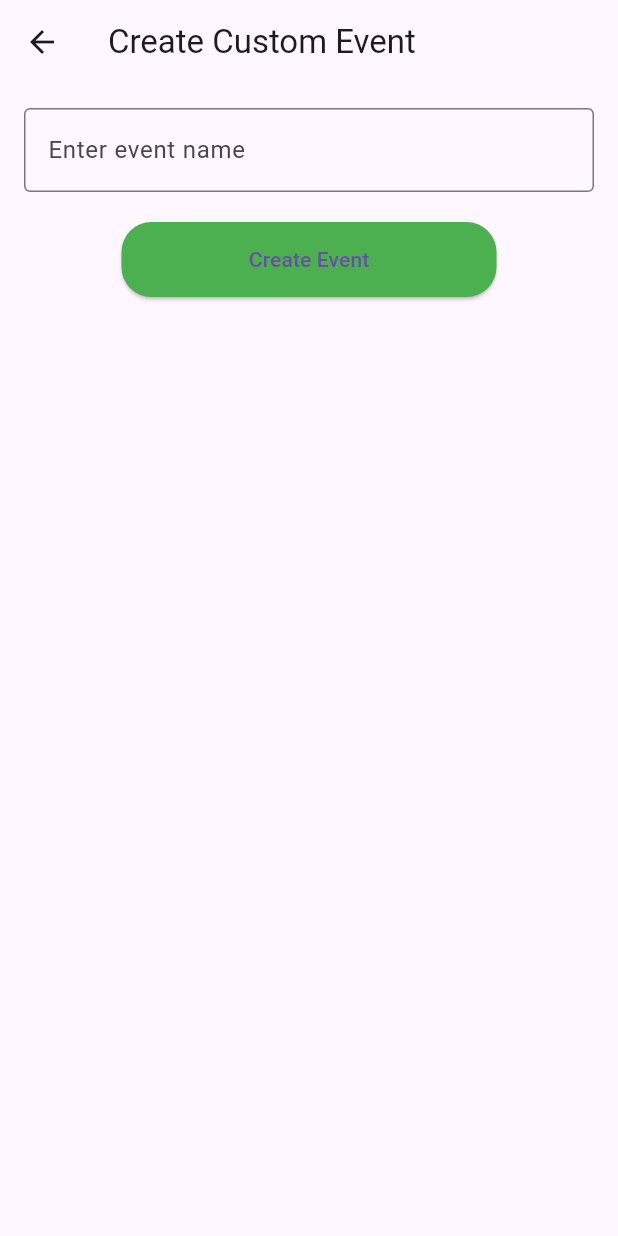
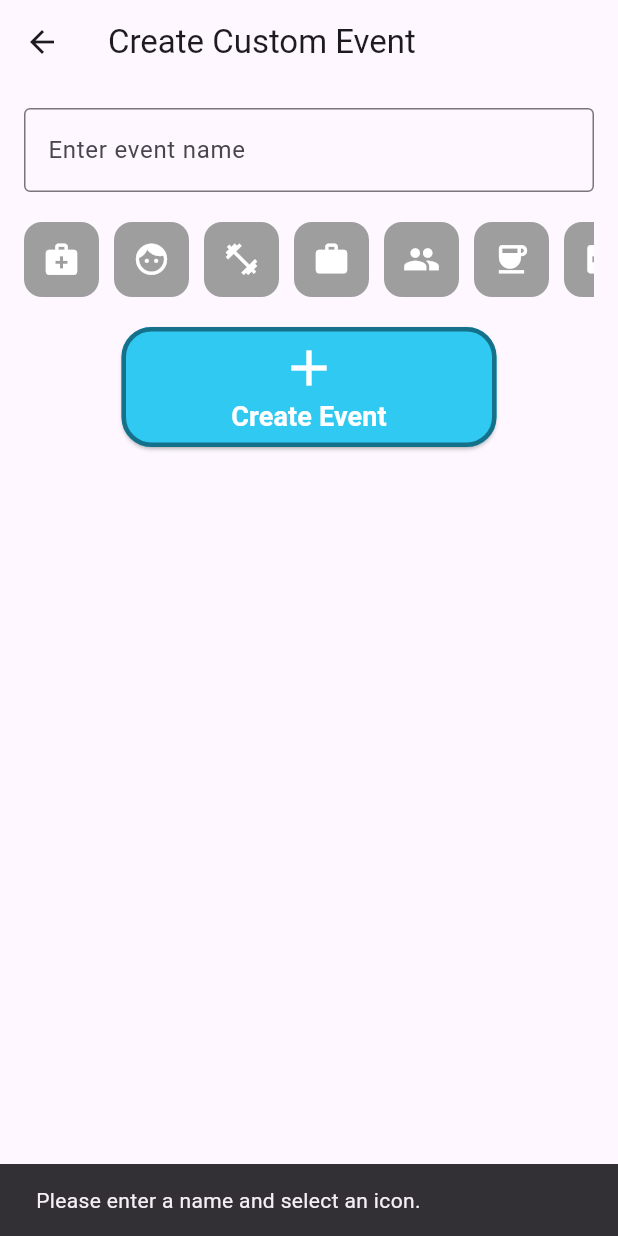
Before and after one commit to emmaframpton/Call-Companion, a Flutter app: the CreateCustomEvent screen opened directly, after a tap on "Create Event", on a phone screen of 412 x 824 dp. Run offline on Flutter 3.47's test engine with Material 3 defaults, Android fonts, the phone set to English and light mode, and no system bars.

Commit message:
create custom event started

```diff
--- a/lib/createcustomevent.dart
+++ b/lib/createcustomevent.dart
@@ -7,6 +7,19 @@ class CreateCustomEvent extends StatefulWidget {
 
 class _CreateCustomEventState extends State<CreateCustomEvent> {
   final TextEditingController _eventNameController = TextEditingController();
+  IconData? _selectedIcon;
+
+  final List<IconData> _availableIcons = [
+    Icons.medical_services,
+    Icons.face,
+    Icons.fitness_center,
+    Icons.work,
+    Icons.group,
+    Icons.coffee,
+    Icons.local_hospital,
+    Icons.add_circle,
+    Icons.calendar_today,
+  ];
 
   @override
   Widget build(BuildContext context) {
@@ -16,6 +29,7 @@ class _CreateCustomEventState extends State<CreateCustomEvent> {
         padding: const EdgeInsets.all(16.0),
         child: Column(
           children: [
+            // custom event name
             TextField(
               controller: _eventNameController,
               decoration: InputDecoration(
@@ -24,20 +38,78 @@ class _CreateCustomEventState extends State<CreateCustomEvent> {
               ),
             ),
             SizedBox(height: 20),
+            // display available icons in a horizontally scrollable list
+            SingleChildScrollView(
+              scrollDirection: Axis.horizontal,
+              child: Row(
+                children: _availableIcons.map((icon) {
+                  return GestureDetector(
+                    onTap: () {
+                      setState(() {
+                        _selectedIcon = icon;
+                      });
+                    },
+                    child: Container(
+                      margin: EdgeInsets.only(right: 10), // space between icons
+                      width: 50, // smaller width for rounded box
+                      height: 50, // smaller height for rounded box
+                      decoration: BoxDecoration(
+                        color: _selectedIcon == icon ? Colors.blue : Colors.grey,
+                        borderRadius: BorderRadius.circular(12), // Rounded corners
+                      ),
+                      child: Icon(
+                        icon,
+                        color: Colors.white,
+                        size: 25, // icon size
+                      ),
+                    ),
+                  );
+                }).toList(),
+              ),
+            ),
+            SizedBox(height: 20),
             ElevatedButton(
               onPressed: () {
                 String customEventName = _eventNameController.text.trim();
-                if (customEventName.isNotEmpty) {
-                  Navigator.pop(context, customEventName); // Return the custom event name
+                if (customEventName.isNotEmpty && _selectedIcon != null) {
+                  // return custom event name and the selected icon to the previous screen
+                  Navigator.pop(context, {'name': customEventName, 'icon': _selectedIcon});
+                } else {
+                  // show a dialog if no name or icon is selected
+                  ScaffoldMessenger.of(context).showSnackBar(SnackBar(
+                    content: Text("Please enter a name and select an icon."),
+                  ));
                 }
               },
-              child: Text('Create Event'),
               style: ElevatedButton.styleFrom(
-                fixedSize: Size(250, 50),
-                backgroundColor: Colors.green,
+                fixedSize: Size(250, 80),
+                backgroundColor: Color.fromARGB(255, 47, 201, 242),
                 shape: RoundedRectangleBorder(
                   borderRadius: BorderRadius.circular(20),
+                  side: const BorderSide(
+                    color: Color.fromARGB(255, 21, 113, 138),
+                    width: 3.0,
+                  ),
                 ),
+              ),
+              child: Column(
+                mainAxisAlignment: MainAxisAlignment.center,
+                children: [
+                  Icon(
+                    Icons.add, // icon for the button
+                    size: 40,
+                    color: Colors.white,
+                  ),
+                  Text(
+                    'Create Event',
+                    style: TextStyle(
+                      fontSize: 18,
+                      color: Colors.white,
+                      fontWeight: FontWeight.bold,
+                    ),
+                    textAlign: TextAlign.center,
+                  ),
+                ],
               ),
             ),
           ],
--- a/lib/eventname.dart
+++ b/lib/eventname.dart
@@ -1,6 +1,6 @@
 import 'package:flutter/material.dart';
 import 'main.dart';
-import 'createcustomevent.dart';
+import 'createcustomevent.dart'; // Import the custom event creation page
 
 class EventName extends StatefulWidget {
   final Function(String) updateEventNameCallback;
@@ -12,22 +12,13 @@ class EventName extends StatefulWidget {
 }
 
 class EventNameState extends State<EventName> {
-  final List<String> eventNames = [
-    "Doctor's Appointment",
-    "Dentist Appointment",
-    "Physical Therapy (PT)",
-    "Occupational Therapy (OT)",
-    "Meeting",
-    "Hangout"
-  ];
-
-  final List<IconData> eventIcons = [
-    Icons.medical_services,
-    Icons.face,
-    Icons.fitness_center,
-    Icons.work,
-    Icons.group,
-    Icons.coffee,
+  final List<Map<String, dynamic>> eventData = [
+    {"name": "Doctor's Appointment", "icon": Icons.medical_services},
+    {"name": "Dentist Appointment", "icon": Icons.face},
+    {"name": "Physical Therapy (PT)", "icon": Icons.fitness_center},
+    {"name": "Occupational Therapy (OT)", "icon": Icons.work},
+    {"name": "Meeting", "icon": Icons.group},
+    {"name": "Hangout", "icon": Icons.coffee},
   ];
 
   @override
@@ -64,11 +55,11 @@ class EventNameState extends State<EventName> {
                   crossAxisSpacing: 10,
                   mainAxisSpacing: 10,
                 ),
-                itemCount: eventNames.length,
+                itemCount: eventData.length,
                 itemBuilder: (context, index) {
                   return ElevatedButton(
                     onPressed: () async {
-                      widget.updateEventNameCallback(eventNames[index]);
+                      widget.updateEventNameCallback(eventData[index]['name']);
                       Navigator.popUntil(context, (route) {
                         return route.settings.name == '/newEventPage';
                       });
@@ -87,12 +78,12 @@ class EventNameState extends State<EventName> {
                       mainAxisAlignment: MainAxisAlignment.center,
                       children: [
                         Icon(
-                          eventIcons[index],
+                          eventData[index]['icon'],
                           size: 40,
                           color: Colors.white,
                         ),
                         Text(
-                          eventNames[index],
+                          eventData[index]['name'],
                           style: TextStyle(
                             fontSize: fontSize,
                             color: Colors.white,
@@ -109,22 +100,25 @@ class EventNameState extends State<EventName> {
             ElevatedButton(
               onPressed: () async {
                 // Navigate to the custom event creation page
-                String customEventName = await Navigator.push(
+                final Map<String, dynamic> newEvent = await Navigator.push(
                   context,
                   MaterialPageRoute(
                     builder: (context) => CreateCustomEvent(),
                   ),
                 );
 
-                if (customEventName.isNotEmpty) {
-                  widget.updateEventNameCallback(customEventName);
+                if (newEvent != null && newEvent['name'].isNotEmpty && newEvent['icon'] != null) {
+                  setState(() {
+                    eventData.add(newEvent); // Add the new event to the list
+                  });
+                  widget.updateEventNameCallback(newEvent['name']);
                   Navigator.popUntil(context, (route) {
                     return route.settings.name == '/newEventPage';
                   });
                 }
               },
               style: ElevatedButton.styleFrom(
-                fixedSize: Size(250, 80),
+                fixedSize: Size(250, 80), // Same size as other buttons
                 backgroundColor: Color.fromARGB(255, 47, 201, 242),
                 shape: RoundedRectangleBorder(
                   borderRadius: BorderRadius.circular(20),
```
